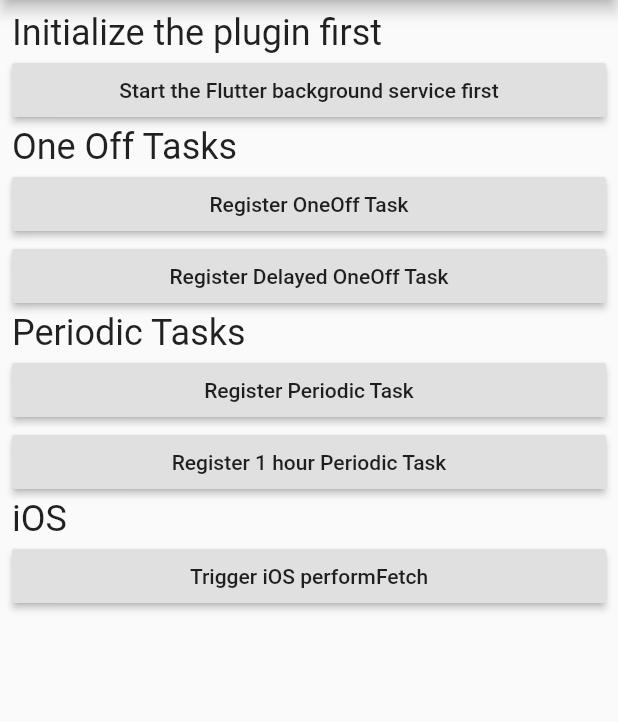
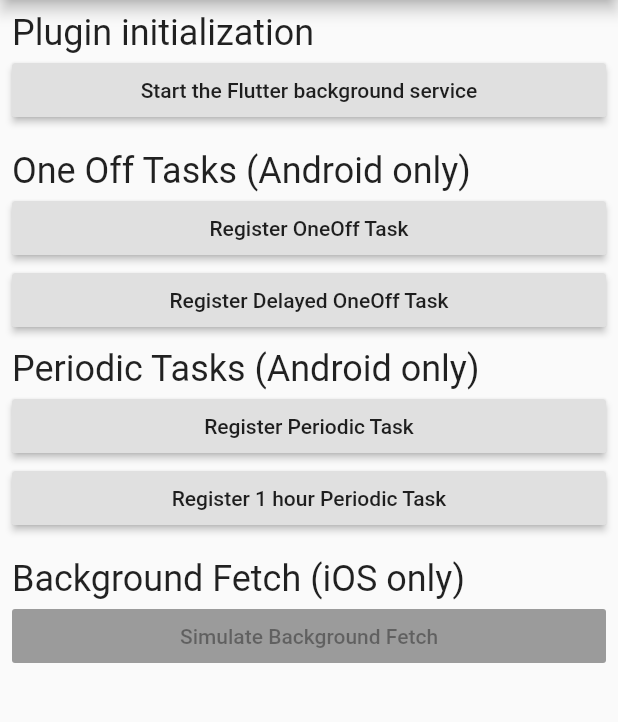
Before and after one commit to fluttercommunity/flutter_workmanager, a Flutter app: the screen it shows after launch, on a phone screen of 412 x 824 dp, the part 84-806 px from its top. Run offline on Flutter 3.47's test engine with Material 2 defaults, Android fonts, the phone set to English and light mode, and no system bars.

Commit message:
Added PlatformEnabledButton class + added clearStorage method to SwiftWorkManagerPlugin

```diff
--- a/example/lib/main.dart
+++ b/example/lib/main.dart
@@ -39,6 +39,22 @@ class MyApp extends StatefulWidget {
   _MyAppState createState() => _MyAppState();
 }
 
+enum _Platform { android, ios }
+
+class PlatformEnabledButton extends RaisedButton {
+  final _Platform platform;
+
+  PlatformEnabledButton(
+      {this.platform, @required Widget child, @required VoidCallback onPressed})
+      : assert(child != null, onPressed != null),
+        super(
+            child: child,
+            onPressed: (Platform.isAndroid && platform == _Platform.android ||
+                    Platform.isIOS && platform == _Platform.ios)
+                ? onPressed
+                : null);
+}
+
 class _MyAppState extends State<MyApp> {
   @override
   Widget build(BuildContext context) {
@@ -52,22 +68,23 @@ class _MyAppState extends State<MyApp> {
           child: Column(
             crossAxisAlignment: CrossAxisAlignment.stretch,
             children: <Widget>[
-              Text("Initialize the plugin first",
+              Text("Plugin initialization",
                   style: Theme.of(context).textTheme.headline),
               RaisedButton(
-                  child: Text("Start the Flutter background service first"),
+                  child: Text("Start the Flutter background service"),
                   onPressed: () {
                     Workmanager.initialize(
                       callbackDispatcher,
                       isInDebugMode: true,
                     );
                   }),
-
-              Text("One Off Tasks",
+              SizedBox(height: 16),
+              Text("One Off Tasks (Android only)",
                   style: Theme.of(context).textTheme.headline),
               //This job runs once.
               //Most likely this will trigger immediately
-              RaisedButton(
+              PlatformEnabledButton(
+                  platform: _Platform.android,
                   child: Text("Register OneOff Task"),
                   onPressed: () {
                     Workmanager.registerOneOffTask(
@@ -77,7 +94,8 @@ class _MyAppState extends State<MyApp> {
                   }),
               //This job runs once
               //This wait at least 10 seconds before running
-              RaisedButton(
+              PlatformEnabledButton(
+                  platform: _Platform.android,
                   child: Text("Register Delayed OneOff Task"),
                   onPressed: () {
                     Workmanager.registerOneOffTask(
@@ -86,13 +104,14 @@ class _MyAppState extends State<MyApp> {
                       initialDelay: Duration(seconds: 10),
                     );
                   }),
-
-              Text("Periodic Tasks",
+              SizedBox(height: 8),
+              Text("Periodic Tasks (Android only)",
                   style: Theme.of(context).textTheme.headline),
               //This job runs periodically
               //It will wait at least 10 seconds before its first launch
               //Since we have not provided a frequency it will be the default 15 minutes
-              RaisedButton(
+              PlatformEnabledButton(
+                  platform: _Platform.android,
                   child: Text("Register Periodic Task"),
                   onPressed: () {
                     Workmanager.registerPeriodicTask(
@@ -103,7 +122,8 @@ class _MyAppState extends State<MyApp> {
                   }),
               //This job runs periodically
               //It will run about every hour
-              RaisedButton(
+              PlatformEnabledButton(
+                  platform: _Platform.android,
                   child: Text("Register 1 hour Periodic Task"),
                   onPressed: () {
                     Workmanager.registerPeriodicTask(
@@ -112,10 +132,12 @@ class _MyAppState extends State<MyApp> {
                       frequency: Duration(hours: 1),
                     );
                   }),
-              Text("iOS", style: Theme.of(context).textTheme.headline),
+              SizedBox(height: 16),
+              Text("Background Fetch (iOS only)", style: Theme.of(context).textTheme.headline),
               //Triggers iOS' performFetchWithCompletionHandler: callback
-              RaisedButton(
-                  child: Text("Trigger iOS performFetch"),
+              PlatformEnabledButton(
+                  platform: _Platform.ios,
+                  child: Text("Simulate Background Fetch"),
                   onPressed: () {
                     final MethodChannel methodChannel =
                         MethodChannel("iOSMethodChannel");
--- a/lib/workmanager.dart
+++ b/lib/workmanager.dart
@@ -114,8 +114,7 @@ class Workmanager {
   }) async {
     Workmanager._isInDebugMode = isInDebugMode;
     final callback = PluginUtilities.getCallbackHandle(callbackDispatcher);
-    final callbackHandle = callback.toRawHandle();
-    await _foregroundChannel.invokeMethod('initialize', callbackHandle);
+    await _foregroundChannel.invokeMethod('initialize', callback.toRawHandle());
   }
 
   /// Schedule a one off task
```
Also changed, not shown: 2 other files.
